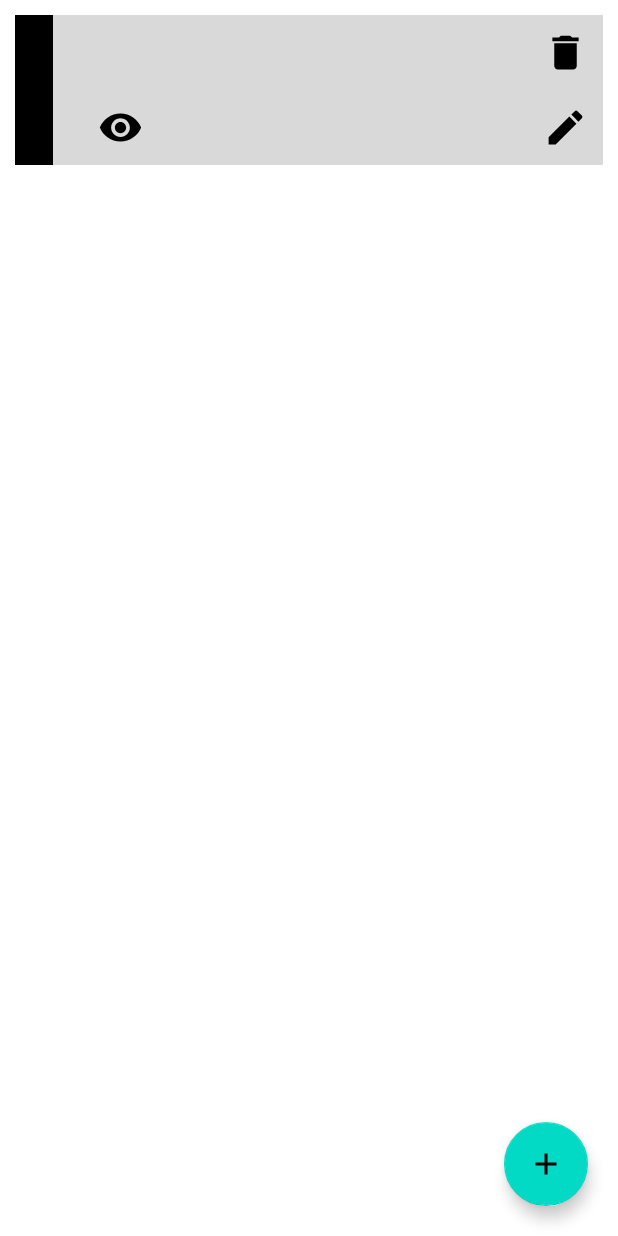
After one commit to Rohan29-AN/android_tech_watch23, an Android app: the layout activity_list_project.xml on its own in the app's theme, with its tools: preview values and no code run, on a phone screen of 412 x 824 dp. The commit adds this screen. Run offline under Robolectric (Android 15) with nearby library versions, the phone set to English and light mode, and no system bars.

```diff
--- a/app/src/main/java/com/example/tech_android/adapter/ProjectAdapter.java
+++ b/app/src/main/java/com/example/tech_android/adapter/ProjectAdapter.java
@@ -48,4 +48,10 @@ public class ProjectAdapter extends RecyclerView.Adapter<ProjectAdapter.ViewHold
     public int getItemCount() {
         return (_listProject!=null)?_listProject.size():0;
     }
+
+
+    public void setProjects(List<ProjectModel> projects){
+        this._listProject=projects;
+        notifyDataSetChanged();
+    }
 }
--- a/app/src/main/java/com/example/tech_android/viewModels/ProjectViewModel.java
+++ b/app/src/main/java/com/example/tech_android/viewModels/ProjectViewModel.java
@@ -9,6 +9,7 @@ import com.example.tech_android.entity.ProjectModel;
 import com.example.tech_android.repository.AppRepo;
 
 import java.util.List;
+import java.util.concurrent.ExecutionException;
 
 public class ProjectViewModel extends AndroidViewModel {
     private AppRepo repo;
@@ -34,7 +35,7 @@ public class ProjectViewModel extends AndroidViewModel {
         this.repo.deleteProject(projectModel);
     }
 
-    public List<ProjectModel> getListProject(){
+    public List<ProjectModel> getListProject() throws ExecutionException, InterruptedException {
         return this.repo.ListProject();
     }
 }
--- /dev/null
+++ b/app/src/main/res/drawable/ic_add.xml
@@ -0,0 +1,5 @@
+<vector android:height="24dp" android:tint="#000000"
+    android:viewportHeight="24" android:viewportWidth="24"
+    android:width="24dp" xmlns:android="http://schemas.android.com/apk/res/android">
+    <path android:fillColor="@android:color/white" android:pathData="M19,13h-6v6h-2v-6H5v-2h6V5h2v6h6v2z"/>
+</vector>
--- /dev/null
+++ b/app/src/main/res/layout/activity_list_project.xml
@@ -0,0 +1,27 @@
+<?xml version="1.0" encoding="utf-8"?>
+<layout
+    xmlns:android="http://schemas.android.com/apk/res/android"
+    xmlns:app="http://schemas.android.com/apk/res-auto"
+    xmlns:tools="http://schemas.android.com/tools">
+
+    <RelativeLayout
+        android:layout_width="match_parent"
+        android:layout_height="match_parent"
+        tools:context=".view.list_project">
+           <androidx.recyclerview.widget.RecyclerView
+               android:id="@+id/list_project"
+               android:layout_width="match_parent"
+               android:layout_height="match_parent"
+               tools:listitem="@layout/item_project"/>
+
+        <com.google.android.material.floatingactionbutton.FloatingActionButton
+            android:layout_width="wrap_content"
+            android:layout_height="wrap_content"
+            android:layout_alignParentBottom="true"
+            android:layout_alignParentRight="true"
+            android:layout_marginBottom="20dp"
+            android:layout_marginRight="20dp"
+            android:src="@drawable/ic_add"
+            android:id="@+id/add_project"/>
+    </RelativeLayout>
+</layout>
```
Also changed, not shown: app/src/main/AndroidManifest.xml (+11 -3 lines), app/src/main/java/com/example/tech_android/database/AppDatabase.java (+10 -0 lines), app/src/main/java/com/example/tech_android/repository/AppRepo.java (+20 -2 lines), app/src/main/java/com/example/tech_android/view/list_project.java (added, +63 -0 lines).
